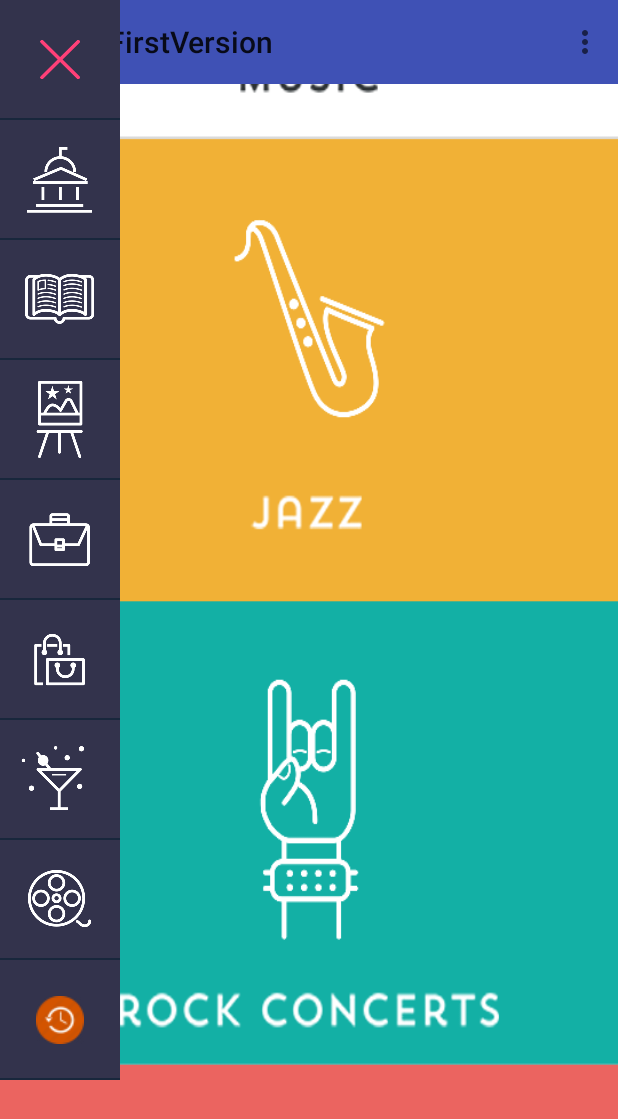
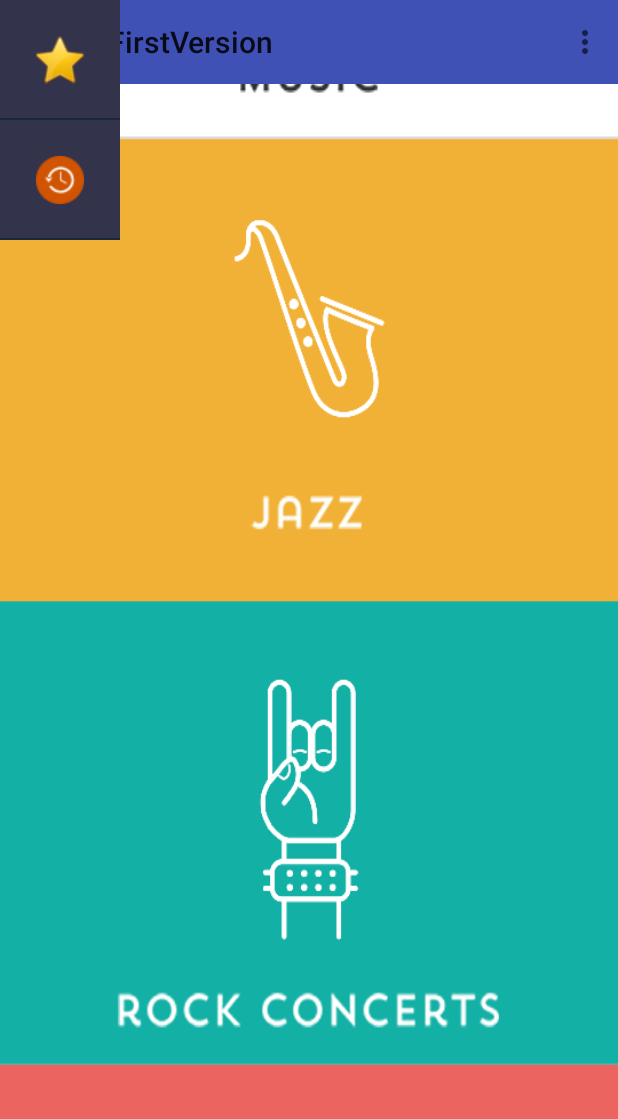
Before and after one commit to ZPI2017/FirstVersion2, an Android app: the screen it shows after launch (MainActivity), with the side drawer open, on a phone screen of 412 x 824 dp. Shown: the top 1119 px of the screen. Run offline under Robolectric (Android 15) with nearby library versions, the phone set to English and light mode, and no system bars; plain views replace RevealFrameLayout.

```diff
--- a/app/src/main/java/zpi/lyjak/anna/MainActivity.java
+++ b/app/src/main/java/zpi/lyjak/anna/MainActivity.java
@@ -25,6 +25,7 @@ import yalantis.com.sidemenu.interfaces.ScreenShotable;
 import yalantis.com.sidemenu.model.SlideMenuItem;
 import yalantis.com.sidemenu.util.ViewAnimator;
 import zpi.lignarski.janusz.CreateTripActivity;
+import zpi.mazurek.tomasz.firstversion.RecomendedTrips;
 import zpi.mazurek.tomasz.firstversion.TripHistoryActivity;
 import zpi.lyjak.anna.firstversion.R;
 import zpi.lyjak.anna.fragments.ExampleFragment;
@@ -69,22 +70,9 @@ public class MainActivity extends AppCompatActivity implements ViewAnimator.View
     }
 
     private void createMenuList() {
-        SlideMenuItem menuItem0 = new SlideMenuItem(ExampleFragment.CLOSE, R.drawable.icn_close);
-        list.add(menuItem0);
-        SlideMenuItem menuItem = new SlideMenuItem(ExampleFragment.BUILDING, R.drawable.icn_1);
-        list.add(menuItem);
-        SlideMenuItem menuItem2 = new SlideMenuItem(ExampleFragment.BOOK, R.drawable.icn_2);
-        list.add(menuItem2);
-        SlideMenuItem menuItem3 = new SlideMenuItem(ExampleFragment.PAINT, R.drawable.icn_3);
-        list.add(menuItem3);
-        SlideMenuItem menuItem4 = new SlideMenuItem(ExampleFragment.CASE, R.drawable.icn_4);
-        list.add(menuItem4);
-        SlideMenuItem menuItem5 = new SlideMenuItem(ExampleFragment.SHOP, R.drawable.icn_5);
-        list.add(menuItem5);
-        SlideMenuItem menuItem6 = new SlideMenuItem(ExampleFragment.PARTY, R.drawable.icn_6);
-        list.add(menuItem6);
-        SlideMenuItem menuItem7 = new SlideMenuItem(ExampleFragment.MOVIE, R.drawable.icn_7);
-        list.add(menuItem7);
+        SlideMenuItem recomendedTrips = new SlideMenuItem("Recomended Trips", R.drawable.star_icon);
+        list.add(recomendedTrips);
+
         SlideMenuItem menuItem8 = new SlideMenuItem("Trip History", R.drawable.history_icon);
         list.add(menuItem8);
     }
@@ -189,6 +177,10 @@ public class MainActivity extends AppCompatActivity implements ViewAnimator.View
                 return screenShotable;
             case "Trip History":
                 startActivity(new Intent(this, TripHistoryActivity.class));
+                return screenShotable;
+            case "Recomended Trips":
+                startActivity(new Intent(this, RecomendedTrips.class));
+                return screenShotable;
             default:
                 return replaceFragment(screenShotable, position);
         }
```
